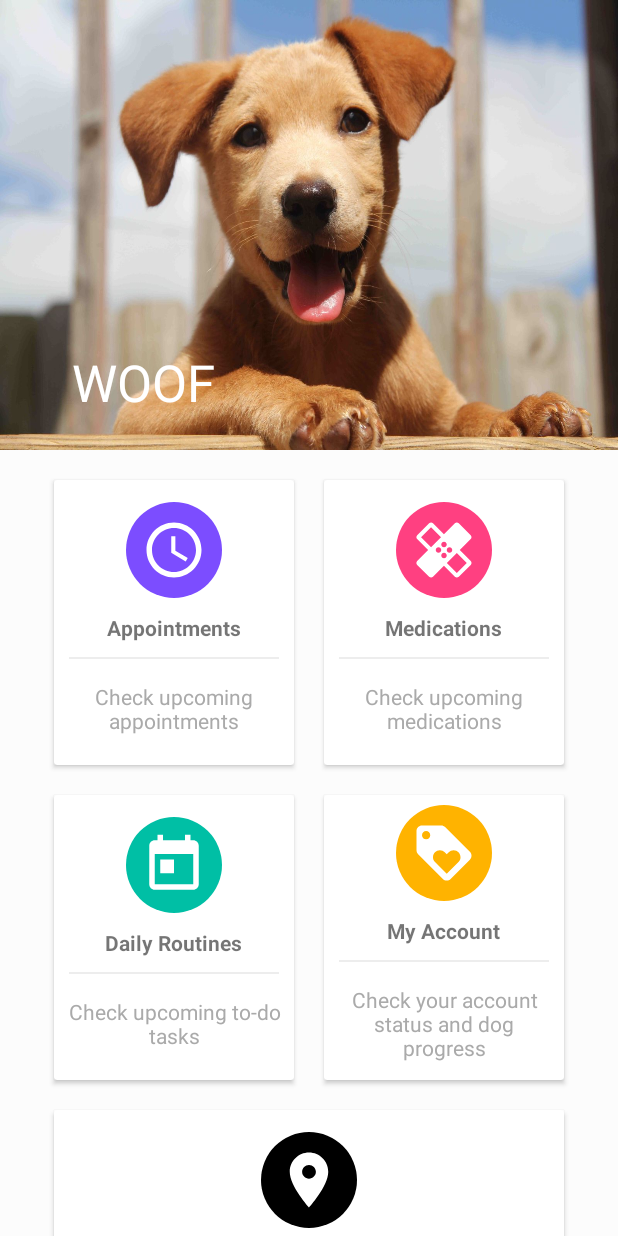
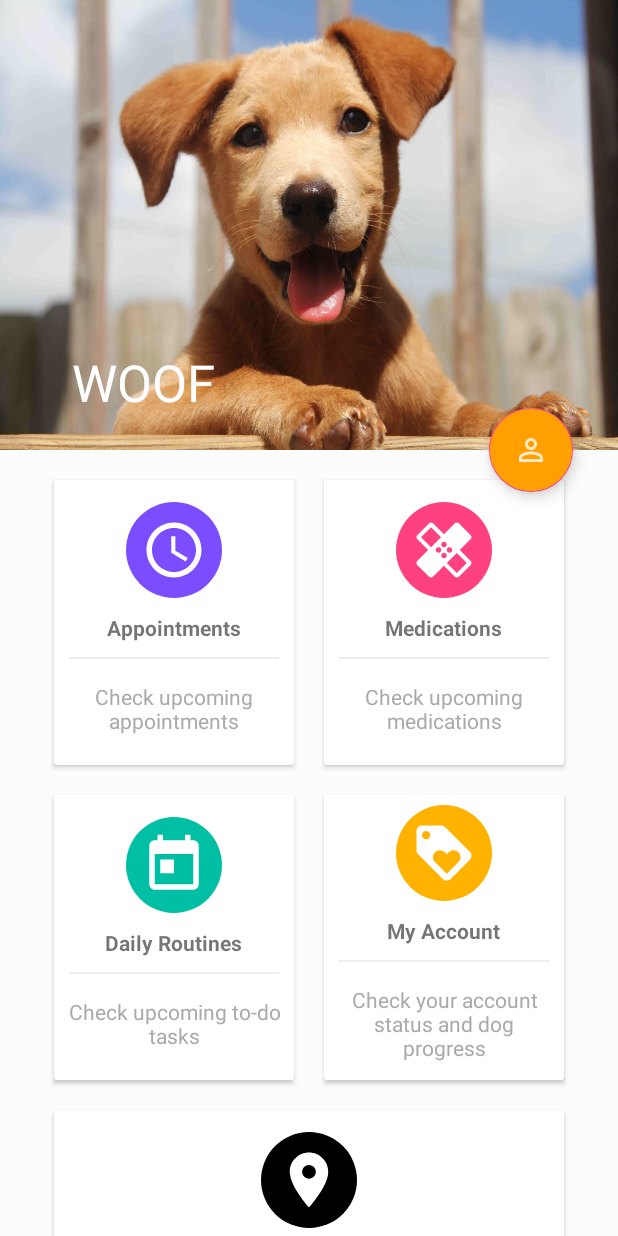
Before and after one commit to WoofProject/woofapp, an Android app: the screen it shows after launch (MainActivity), on a phone screen of 412 x 824 dp. Run offline under Robolectric (Android 15) with nearby library versions, the phone set to English and light mode, and no system bars.

Commit message:
added floating action button (without implemented listeners)

```diff
--- a/app/src/main/res/layout/activity_main.xml
+++ b/app/src/main/res/layout/activity_main.xml
@@ -265,5 +265,16 @@
 
     </android.support.v4.widget.NestedScrollView>
 
+    <android.support.design.widget.FloatingActionButton
+        android:elevation="6dp"
+        android:src="@drawable/ic_action_name"
+        android:backgroundTint="@color/orange"
+        android:layout_width="wrap_content"
+        android:layout_marginRight="30dp"
+        android:layout_height="wrap_content"
+        app:elevation="6dp"
+        app:pressedTranslationZ="12dp"
+        app:layout_anchor="@id/appbar"
+        app:layout_anchorGravity="bottom|right|end"/>
 
 </android.support.design.widget.CoordinatorLayout>
--- a/app/src/main/res/values/colors.xml
+++ b/app/src/main/res/values/colors.xml
@@ -9,5 +9,6 @@
     <color name="yellow">#ffb300</color>
     <color name="green">#00bfa5</color>
     <color name="black">#000</color>
+    <color name="orange">#ffa000</color>
 
 </resources>
```
Also changed, not shown: app/src/main/res/drawable-hdpi/ic_action_name.png (added), app/src/main/res/drawable-mdpi/ic_action_name.png (added), app/src/main/res/drawable-xhdpi/ic_action_name.png (added), app/src/main/res/drawable-xxhdpi/ic_action_name.png (added).
